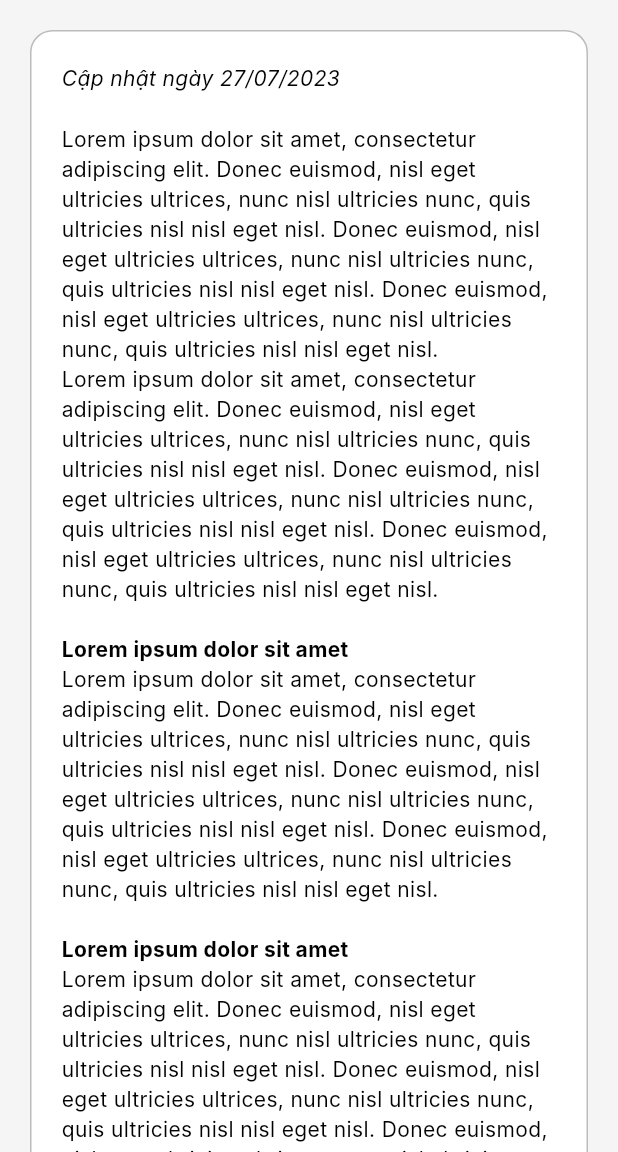
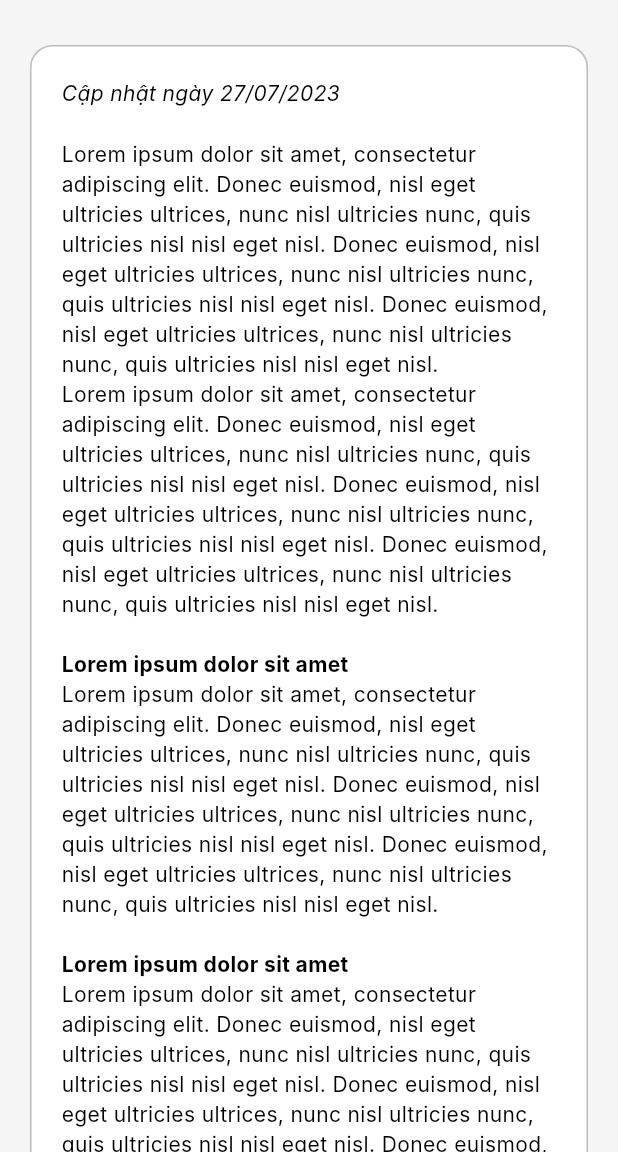
Before and after one commit to hnq-jan8/fpt-first-app, a Flutter app: the PolicyScreen screen opened by its route, on a phone screen of 412 x 824 dp, the part 84-1236 px from its top. Run offline on Flutter 3.47's test engine with Material 3 defaults, Android fonts, the phone set to English and light mode, and no system bars; our stand-ins replace flutter_native_splash, flutter_svg; generated files the repository leaves out were written again; Roboto replaces fonts that are missing (Inter).

Commit message:
Working on a bug on iOS real device

```diff
--- a/lib/main.dart
+++ b/lib/main.dart
@@ -22,7 +22,7 @@ void main() {
 
   runApp(const MyApp());
 
-  Future.delayed(const Duration(milliseconds: 500), () {
+  Future.delayed(const Duration(milliseconds: 400), () {
     FlutterNativeSplash.remove();
   });
 }
--- a/lib/routes/home/widgets/ad_image.dart
+++ b/lib/routes/home/widgets/ad_image.dart
@@ -19,11 +19,10 @@ class AdImage extends StatelessWidget {
       margin: const EdgeInsets.symmetric(
         horizontal: 10,
       ),
-      child: ElevatedButton(
+      child: FilledButton(
         onPressed: onPressed,
         style: ButtonStyle(
           splashFactory: NoSplash.splashFactory,
-          elevation: MaterialStateProperty.all(0),
           shape: MaterialStateProperty.all(
             RoundedRectangleBorder(
               borderRadius: BorderRadius.circular(15),
@@ -44,6 +43,8 @@ class AdImage extends StatelessWidget {
           child: Image.asset(
             image,
             fit: BoxFit.fitWidth,
+            cacheHeight: 240,
+            cacheWidth: 400,
           ),
         ),
       ),
--- a/lib/routes/home/widgets/home_background.dart
+++ b/lib/routes/home/widgets/home_background.dart
@@ -13,8 +13,8 @@ class HomeBackground extends StatelessWidget {
 
   @override
   Widget build(BuildContext context) {
-    int cacheHeight = MediaQuery.of(context).size.height.toInt();
-    int cacheWidth = MediaQuery.of(context).size.width.toInt();
+    int cacheHeight = MediaQuery.of(context).size.height ~/ 2;
+    int cacheWidth = MediaQuery.of(context).size.width ~/ 2;
 
     return Container(
       clipBehavior: Clip.hardEdge,
--- a/lib/routes/home/widgets/menu_item.dart
+++ b/lib/routes/home/widgets/menu_item.dart
@@ -18,10 +18,9 @@ class MenuItem extends StatelessWidget {
 
   @override
   Widget build(BuildContext context) {
-    return ElevatedButton(
+    return FilledButton(
       onPressed: onPressed,
       style: ButtonStyle(
-        elevation: MaterialStateProperty.all(0),
         splashFactory: NoSplash.splashFactory,
         backgroundColor: MaterialStateProperty.all(
           Colors.transparent,
--- a/lib/routes/login/login.dart
+++ b/lib/routes/login/login.dart
@@ -96,8 +96,8 @@ class _LoginScreenState extends State<LoginScreen> {
                       crossAxisAlignment: CrossAxisAlignment.center,
                       children: [
                         SizedBox(height: topPadding + kToolbarHeight),
-                        Image.asset(
-                          Assets.image_logo,
+                        SvgPicture.asset(
+                          Assets.icon_logo,
                           height: 80,
                           fit: BoxFit.cover,
                         ),
--- a/lib/routes/settings/views/policy_screen.dart
+++ b/lib/routes/settings/views/policy_screen.dart
@@ -12,7 +12,7 @@ class PolicyScreen extends StatelessWidget {
   Widget build(BuildContext context) {
     double bottomPadding = MediaQuery.of(context).padding.bottom;
 
-    const String updatedAt = 'Cập nhật ngày 27/07/2023' + '\n';
+    const String updatedAt = 'Cập nhật ngày 27/07/2023\n';
     const String exampleTextShort = '\nLorem ipsum dolor sit amet';
     const String exampleText =
         'Lorem ipsum dolor sit amet, consectetur adipiscing elit. Donec euismod, nisl eget ultricies ultrices, nunc nisl ultricies nunc, quis ultricies nisl nisl eget nisl. Donec euismod, nisl eget ultricies ultrices, nunc nisl ultricies nunc, quis ultricies nisl nisl eget nisl. Donec euismod, nisl eget ultricies ultrices, nunc nisl ultricies nunc, quis ultricies nisl nisl eget nisl.';
@@ -26,10 +26,10 @@ class PolicyScreen extends StatelessWidget {
         physics: const BouncingScrollPhysics(),
         child: Padding(
           padding: EdgeInsets.only(
-            top: 20,
+            top: 30,
             left: 20,
             right: 20,
-            bottom: 120 + bottomPadding,
+            bottom: 70 + bottomPadding,
           ),
           child: const OutlinedCell(
             padding: EdgeInsets.symmetric(horizontal: 20),
--- a/lib/theme/assets.dart
+++ b/lib/theme/assets.dart
@@ -78,6 +78,8 @@ class Assets {
   static const String icon_position_gradient =
       '${_ICONS_PATH}position_gradient.svg';
 
+  static const String icon_logo = '${_ICONS_PATH}logo.svg';
+
   // images
   static const String image_intro = '${_IMAGES_PATH}intro.png';
   static const String image_logo = '${_IMAGES_PATH}logo.png';
--- a/lib/widgets/avatar/gradient_circle_avatar.dart
+++ b/lib/widgets/avatar/gradient_circle_avatar.dart
@@ -15,8 +15,9 @@ class GradientCircleAvatar extends StatelessWidget {
   Widget build(BuildContext context) {
     return Container(
       padding: const EdgeInsets.all(2),
-      decoration: BoxDecoration(
-        gradient: const LinearGradient(
+      decoration: const BoxDecoration(
+        shape: BoxShape.circle,
+        gradient: LinearGradient(
           colors: <Color>[
             ThemeColors.indicatorGradient1,
             ThemeColors.indicatorGradient2,
@@ -24,7 +25,6 @@ class GradientCircleAvatar extends StatelessWidget {
           begin: Alignment.topLeft,
           end: Alignment.bottomRight,
         ),
-        borderRadius: BorderRadius.circular(100),
       ),
       child: CircleAvatar(
         radius: radius ?? 21,
--- a/lib/widgets/buttons/app_button.dart
+++ b/lib/widgets/buttons/app_button.dart
@@ -29,7 +29,7 @@ class AppButton extends StatelessWidget {
 
   @override
   Widget build(BuildContext context) {
-    return ElevatedButton(
+    return FilledButton(
       onPressed: onPressed,
       style: ButtonStyle(
         backgroundColor: MaterialStateProperty.all<Color>(
@@ -49,7 +49,6 @@ class AppButton extends StatelessWidget {
           ),
         ),
         splashFactory: NoSplash.splashFactory,
-        elevation: MaterialStateProperty.all<double>(0),
         shape: MaterialStateProperty.all<OutlinedBorder?>(
           RoundedRectangleBorder(
             borderRadius: BorderRadius.circular(borderRadius),
--- a/lib/widgets/header/header.dart
+++ b/lib/widgets/header/header.dart
@@ -53,6 +53,7 @@ class Header extends StatelessWidget implements PreferredSizeWidget {
       automaticallyImplyLeading: showBack!,
       actions: actions,
       elevation: elevation,
+      scrolledUnderElevation: 0,
       systemOverlayStyle: SystemUiOverlayStyle(
         statusBarColor: Colors.transparent,
         statusBarBrightness: !useGradient ? Brightness.light : Brightness.dark,
```
Also changed, not shown: lib/routes/intro/intro.dart (+7 -7 lines), assets/vectors/logo.svg (added), pubspec.lock, 3 other files.
